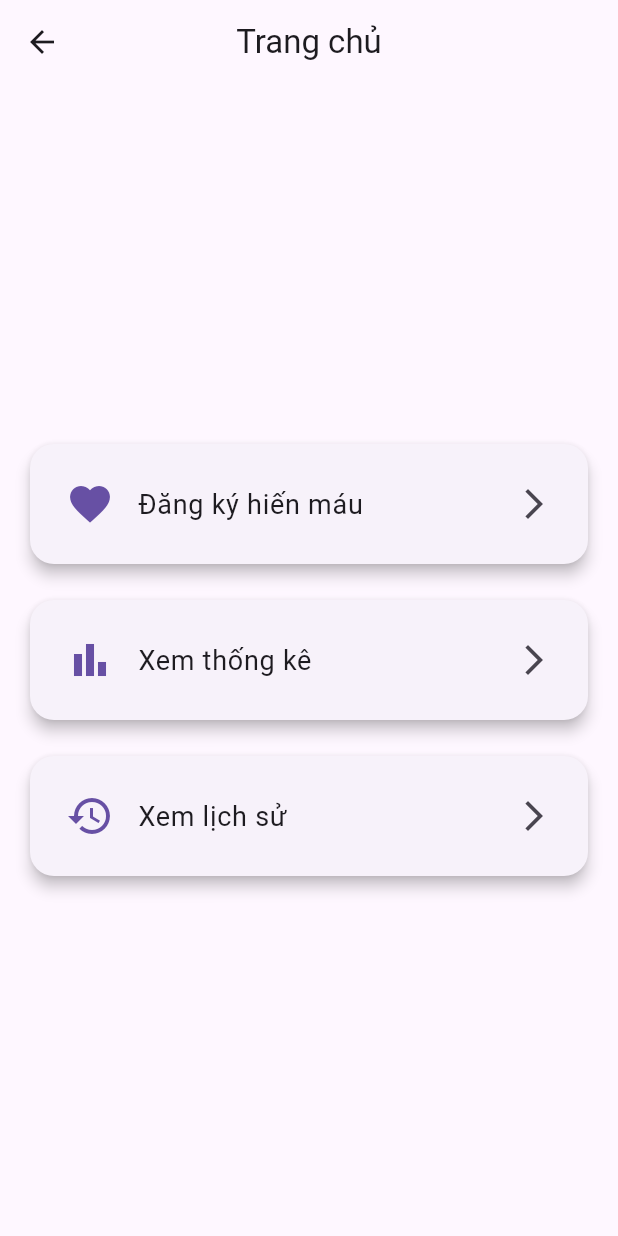
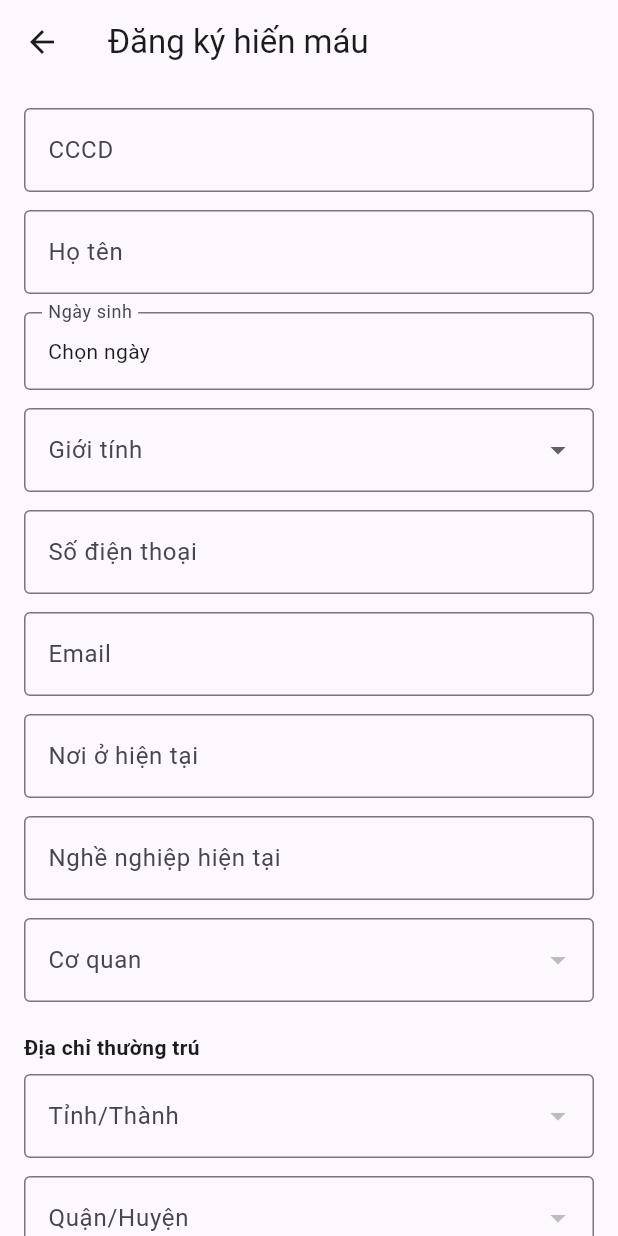
Before and after one commit to khue155k/hoichuthapdo_app, a Flutter app: the HomePage screen opened directly, after a tap on "Đăng ký hiến máu", on a phone screen of 412 x 824 dp. Run offline on Flutter 3.47's test engine with Material 3 defaults, Android fonts, the phone set to English and light mode, and no system bars; our stand-ins replace dio, flutter_dotenv, flutter_secure_storage; missing offline and left inert: dart_jsonwebtoken, onesignal_flutter; accounts and stored records are empty; network calls fail.

Commit message:
feat(DangKyHienMau): thêm màn hình đăng ký hiến máu

```diff
--- a/lib/main.dart
+++ b/lib/main.dart
@@ -35,7 +35,7 @@ class MyApp extends StatelessWidget {
     return MaterialApp(
       navigatorKey: navigatorKey,
       debugShowCheckedModeBanner: false,
-      title: 'Hội viên',
+      title: 'Hội chữ thập đỏ',
       theme: ThemeData(
         useMaterial3: true,
       ),
--- /dev/null
+++ b/lib/service/address_service.dart
@@ -0,0 +1,36 @@
+import 'dart:convert';
+import 'package:http/http.dart' as http;
+import '../api_config.dart';
+
+class AddressService {
+  final String apiUrl = ApiConfig.baseUrl;
+
+  Future<List<dynamic>> getProvinces() async {
+    final response = await http.get(Uri.parse('$apiUrl/Address/provinces'));
+    if (response.statusCode == 200) {
+      return jsonDecode(response.body);
+    } else {
+      throw Exception('Không lấy được danh sách tỉnh');
+    }
+  }
+
+  Future<List<dynamic>> getDistricts(String provinceId) async {
+    final response = await http.get(Uri.parse(
+        '$apiUrl/Address/districts/provinceId?provinceId=$provinceId'));
+    if (response.statusCode == 200) {
+      return jsonDecode(response.body);
+    } else {
+      throw Exception('Không lấy được danh sách huyện');
+    }
+  }
+
+  Future<List<dynamic>> getWards(String districtId) async {
+    final response = await http.get(
+        Uri.parse('$apiUrl/Address/wards/districtId?districtId=$districtId'));
+    if (response.statusCode == 200) {
+      return jsonDecode(response.body);
+    } else {
+      throw Exception('Không lấy được danh sách xã');
+    }
+  }
+}
--- a/lib/service/auth_service.dart
+++ b/lib/service/auth_service.dart
@@ -33,7 +33,6 @@ class AuthService {
           body: jsonEncode({'username': username, 'password': password}));
       if (response.statusCode == 200) {
         var resBody = jsonDecode(response.body);
-        debugPrint(resBody.toString());
 
         String token = resBody['data']['token'];
         await saveToken(token);
--- /dev/null
+++ b/lib/ui/dang_ky_HM.dart
@@ -0,0 +1,425 @@
+import 'package:flutter/material.dart';
+import '../service/address_service.dart';
+import '../service/auth_service.dart';
+import '../api_config.dart';
+import 'package:http/http.dart' as http;
+import 'dart:convert';
+
+class DangKyHienMauPage extends StatefulWidget {
+  const DangKyHienMauPage({super.key});
+
+  @override
+  State<DangKyHienMauPage> createState() => _DangKyHienMauPageState();
+}
+
+class _DangKyHienMauPageState extends State<DangKyHienMauPage> {
+  final _formKey = GlobalKey<FormState>();
+  final addressService = AddressService();
+  final authService = AuthService();
+
+  @override
+  void initState() {
+    super.initState();
+    fetchProvinces();
+    fetchCoQuan();
+    fetchTheTich();
+  }
+
+  String? gioiTinh, coQuan, theTich, tinh, huyen, xa;
+  final cccdController = TextEditingController();
+  final hoTenController = TextEditingController();
+  final sdtController = TextEditingController();
+  final emailController = TextEditingController();
+  final noiOController = TextEditingController();
+  final ngheNghiepController = TextEditingController();
+
+  final List<String> gioiTinhOptions = ['Nam', 'Nữ'];
+  List<dynamic> coQuanOptions = [];
+  List<dynamic> theTichOptions = [];
+
+  Future<List<dynamic>> getCoQuan() async {
+    final response = await http.get(Uri.parse('${ApiConfig.baseUrl}/DonVi'));
+    if (response.statusCode == 200) {
+      return jsonDecode(response.body)['data'];
+    } else {
+      throw Exception('Không lấy được danh sách cơ quan');
+    }
+  }
+
+  Future<void> fetchCoQuan() async {
+    coQuanOptions = await getCoQuan();
+    debugPrint(coQuanOptions.toString());
+    setState(() {});
+  }
+
+  Future<List<dynamic>> getTheTich() async {
+    final response =
+        await http.get(Uri.parse('${ApiConfig.baseUrl}/DotHienMau/TheTichMH'));
+    if (response.statusCode == 200) {
+      debugPrint(jsonDecode(response.body).toString());
+      return jsonDecode(response.body)['data'];
+    } else {
+      throw Exception('Không lấy được danh sách thê tích máu hiến');
+    }
+  }
+
+  Future<void> fetchTheTich() async {
+    theTichOptions = await getTheTich();
+    setState(() {});
+  }
+
+  List<dynamic> provinces = [];
+  List<dynamic> districts = [];
+  List<dynamic> wards = [];
+
+  String? selectedProvinceId;
+  String? selectedDistrictId;
+  String? selectedWardId;
+
+  Future<void> fetchProvinces() async {
+    provinces = await addressService.getProvinces();
+    setState(() {});
+  }
+
+  Future<void> fetchDistricts(String provinceId) async {
+    districts = await addressService.getDistricts(provinceId);
+    wards = [];
+    selectedDistrictId = null;
+    selectedWardId = null;
+    setState(() {});
+  }
+
+  Future<void> fetchWards(String districtId) async {
+    wards = await addressService.getWards(districtId);
+    selectedWardId = null;
+    setState(() {});
+  }
+
+  DateTime? selectedNgaySinh;
+  DateTime? selectedTGDangKy;
+
+  Future<void> _selectDate() async {
+    final DateTime? picked = await showDatePicker(
+      context: context,
+      initialDate: selectedNgaySinh ?? DateTime.now(),
+      firstDate: DateTime(1950),
+      lastDate: DateTime(2101),
+    );
+    if (picked != null) {
+      setState(() {
+        selectedNgaySinh = picked;
+      });
+    }
+  }
+
+  Future<String?> createTinhNguyenVien(Map<String, dynamic> data) async {
+    final url = Uri.parse('${ApiConfig.baseUrl}/TinhNguyenVien/createTNV');
+    try {
+      final token = await authService.getToken();
+
+      final res = await http.post(url,
+          headers: {
+            "Content-Type": "application/json",
+            "Authorization": "Bearer $token"
+          },
+          body: jsonEncode(data));
+
+      final body = jsonDecode(res.body);
+      if (res.statusCode == 200 && body['code'] == 200) {
+        return body['data']['id'];
+      } else {
+        ScaffoldMessenger.of(context).showSnackBar(
+            const SnackBar(content: Text('Có lỗi khi tạo tình nguyện viên')));
+      }
+    } catch (e) {
+      ScaffoldMessenger.of(context)
+          .showSnackBar(SnackBar(content: Text('Lỗi kết nối: $e')));
+    }
+    return null;
+  }
+
+  Future<bool> createTTHienMau(Map<String, dynamic> data) async {
+    final url = Uri.parse('${ApiConfig.baseUrl}/TTHienMau/createTTHienMau');
+    try {
+      final res = await http.post(url,
+          headers: {"Content-Type": "application/json"},
+          body: jsonEncode(data));
+      final body = jsonDecode(res.body);
+      if (res.statusCode == 200 && body['code'] == 200) {
+        return true;
+      } else {
+        ScaffoldMessenger.of(context).showSnackBar(
+            const SnackBar(content: Text('Có lỗi khi đăng ký hiến máu')));
+      }
+    } catch (e) {
+      ScaffoldMessenger.of(context)
+          .showSnackBar(SnackBar(content: Text('Lỗi kết nối: $e')));
+    }
+    return false;
+  }
+
+  @override
+  Widget build(BuildContext context) {
+    return Scaffold(
+      appBar: AppBar(title: const Text('Đăng ký hiến máu')),
+      body: SingleChildScrollView(
+        padding: const EdgeInsets.all(16.0),
+        child: Form(
+          key: _formKey,
+          child: Column(children: [
+            _buildTextField(label: 'CCCD', controller: cccdController),
+            _buildTextField(label: 'Họ tên', controller: hoTenController),
+            _buildDatePicker(),
+            _buildDropdown(
+                label: 'Giới tính',
+                value: gioiTinh,
+                items: gioiTinhOptions,
+                onChanged: (val) => setState(() => gioiTinh = val)),
+            _buildTextField(label: 'Số điện thoại', controller: sdtController),
+            _buildTextFieldNoR(label: 'Email', controller: emailController),
+            _buildTextField(
+                label: 'Nơi ở hiện tại', controller: noiOController),
+            _buildTextField(
+                label: 'Nghề nghiệp hiện tại',
+                controller: ngheNghiepController),
+            _buildDropdown(
+                label: 'Cơ quan',
+                value: coQuan,
+                items: coQuanOptions
+                    .map<String>((e) => e['tenDV'].toString())
+                    .toList(),
+                onChanged: (val) => setState(() => coQuan = val)),
+            const SizedBox(height: 8),
+            const Align(
+                alignment: Alignment.centerLeft,
+                child: Text("Địa chỉ thường trú",
+                    style: TextStyle(fontWeight: FontWeight.bold))),
+            const SizedBox(height: 8),
+            _buildDropdown(
+              label: 'Tỉnh/Thành',
+              value: tinh,
+              items:
+                  provinces.map<String>((e) => e['name'].toString()).toList(),
+              onChanged: (val) {
+                setState(() {
+                  tinh = val;
+                  huyen = null;
+                  xa = null;
+
+                  final selectedProvince =
+                      provinces.firstWhere((e) => e['name'] == val);
+                  selectedProvinceId =
+                      selectedProvince['provinceId'].toString();
+                  fetchDistricts(selectedProvinceId!);
+                });
+              },
+            ),
+            _buildDropdown(
+              label: 'Quận/Huyện',
+              value: huyen,
+              items:
+                  districts.map<String>((e) => e['name'].toString()).toList(),
+              onChanged: (val) {
+                setState(() {
+                  huyen = val;
+                  xa = null;
+
+                  final selectedDistrict =
+                      districts.firstWhere((e) => e['name'] == val);
+                  selectedDistrictId =
+                      selectedDistrict['districtId'].toString();
+                  fetchWards(selectedDistrictId!);
+                });
+              },
+            ),
+            _buildDropdown(
+              label: 'Phường/Xã',
+              value: xa,
+              items: wards.map<String>((e) => e['name'].toString()).toList(),
+              onChanged: (val) => setState(() {
+                xa = val;
+
+                final selectedWard = wards.firstWhere((e) => e['name'] == val);
+                selectedWardId = selectedWard['wardId'].toString();
+              }),
+            ),
+            _buildDateTimePicker(label: 'Thời gian đăng ký'),
+            _buildDropdown(
+                label: 'Thể tích',
+                value: theTich,
+                items: theTichOptions
+                    .map<String>((e) => e['label'].toString())
+                    .toList(),
+                onChanged: (val) => setState(() => theTich = val)),
+            const SizedBox(height: 20),
+            ElevatedButton(
+              onPressed: () async {
+                if (_formKey.currentState!.validate()) {
+                  final selectedCoQuan =
+                      coQuanOptions.firstWhere((e) => e['tenDV'] == coQuan);
+                  final selectedTheTich = theTichOptions
+                      .firstWhere((e) => e['label'].toString() == theTich);
+                  final selectedProvince =
+                      provinces.firstWhere((e) => e['name'] == tinh);
+                  final selectedDistrict =
+                      districts.firstWhere((e) => e['name'] == huyen);
+                  final selectedWard = wards.firstWhere((e) => e['name'] == xa);
+
+                  final tnData = {
+                    "hoTen": hoTenController.text,
+                    "ngaySinh": "${selectedNgaySinh!.toIso8601String()}",
+                    "cccd": cccdController.text,
+                    "gioiTinh": gioiTinh,
+                    "soDienThoai": sdtController.text,
+                    "email": emailController.text,
+                    "maTinhThanh": selectedProvince['provinceId'],
+                    "maQuanHuyen": selectedDistrict['districtId'],
+                    "maPhuongXa": selectedWard['wardId'],
+                    "soLanHien": 0
+                  };
+                  final cccd = await createTinhNguyenVien(tnData);
+                  if (cccd != null) {
+                    final hienMauData = {
+                      "id": 0,
+                      "maDot": 1,
+                      "CCCD": cccd,
+                      "maTheTich": selectedTheTich['value'],
+                      "maDV": selectedCoQuan['maDV'],
+                      "ngheNghiep": ngheNghiepController.text,
+                      "noiO": noiOController.text,
+                      "thoiGianDangKy": selectedTGDangKy!.toIso8601String(),
+                      "ketQua": "Chưa hiến"
+                    };
+
+                    final ok = await createTTHienMau(hienMauData);
+                    if (ok) {
+                      ScaffoldMessenger.of(context).showSnackBar(const SnackBar(
+                          content: Text('Gửi đăng ký thành công')));
+                      _formKey.currentState!.reset();
+                      setState(() {
+                        selectedNgaySinh = null;
+                        selectedTGDangKy = null;
+                        gioiTinh = coQuan = theTich = tinh = huyen = xa = null;
+                      });
+                    }
+                  }
+                } else {
+                  ScaffoldMessenger.of(context).showSnackBar(const SnackBar(
+                      content: Text('Vui lòng điền đầy đủ thông tin')));
+                }
+              },
+              child: const Text('Gửi đăng ký'),
+            )
+          ]),
+        ),
+      ),
+    );
+  }
+
+  Widget _buildTextField(
+      {required String label, required TextEditingController controller}) {
+    return Padding(
+      padding: const EdgeInsets.only(bottom: 12),
+      child: TextFormField(
+        controller: controller,
+        decoration: InputDecoration(
+            labelText: label, border: const OutlineInputBorder()),
+        validator: (value) =>
+            value == null || value.isEmpty ? 'Vui lòng nhập $label' : null,
+      ),
+    );
+  }
+
+  Widget _buildTextFieldNoR(
+      {required String label, required TextEditingController controller}) {
+    return Padding(
+      padding: const EdgeInsets.only(bottom: 12),
+      child: TextFormField(
+        controller: controller,
+        decoration: InputDecoration(
+            labelText: label, border: const OutlineInputBorder()),
+      ),
+    );
+  }
+
+  Widget _buildDropdown({
+    required String label,
+    required String? value,
+    required List<String> items,
+    required void Function(String?) onChanged,
+  }) {
+    return Padding(
+      padding: const EdgeInsets.only(bottom: 12),
+      child: DropdownButtonFormField<String>(
+        decoration: InputDecoration(
+            labelText: label, border: const OutlineInputBorder()),
+        value: value,
+        items: items
+            .map((e) => DropdownMenuItem(value: e, child: Text(e)))
+            .toList(),
+        onChanged: onChanged,
+        validator: (value) => value == null ? 'Vui lòng chọn $label' : null,
+      ),
+    );
+  }
+
+  Widget _buildDatePicker({String label = 'Ngày sinh'}) {
+    return Padding(
+      padding: const EdgeInsets.only(bottom: 12),
+      child: InkWell(
+        onTap: _selectDate,
+        child: InputDecorator(
+          decoration: InputDecoration(
+              labelText: label, border: const OutlineInputBorder()),
+          child: Text(
+            selectedNgaySinh != null
+                ? "${selectedNgaySinh!.day}/${selectedNgaySinh!.month}/${selectedNgaySinh!.year}"
+                : 'Chọn ngày',
+          ),
+        ),
+      ),
+    );
+  }
+
+  Widget _buildDateTimePicker({required String label}) {
+    return Padding(
+      padding: const EdgeInsets.only(bottom: 12),
+      child: InkWell(
+        onTap: () async {
+          final pickedDate = await showDatePicker(
+            context: context,
+            initialDate: selectedTGDangKy ?? DateTime.now(),
+            firstDate: DateTime.now().subtract(const Duration(days: 1)),
+            lastDate: DateTime(2101),
+          );
+          if (pickedDate != null) {
+            final pickedTime = await showTimePicker(
+              context: context,
+              initialTime: TimeOfDay.fromDateTime(DateTime.now()),
+            );
+            if (pickedTime != null) {
+              setState(() {
+                selectedTGDangKy = DateTime(
+                  pickedDate.year,
+                  pickedDate.month,
+                  pickedDate.day,
+                  pickedTime.hour,
+                  pickedTime.minute,
+                );
+              });
+            }
+          }
+        },
+        child: InputDecorator(
+          decoration: InputDecoration(
+              labelText: label, border: const OutlineInputBorder()),
+          child: Text(
+            selectedTGDangKy != null
+                ? "${selectedTGDangKy!.day}/${selectedTGDangKy!.month}/${selectedTGDangKy!.year} - ${selectedTGDangKy!.hour.toString().padLeft(2, '0')}:${selectedTGDangKy!.minute.toString().padLeft(2, '0')}"
+                : 'Chọn ngày và giờ',
+          ),
+        ),
+      ),
+    );
+  }
+}
--- a/lib/ui/home_page.dart
+++ b/lib/ui/home_page.dart
@@ -1,4 +1,5 @@
 import 'package:flutter/material.dart';
+import '../ui/dang_ky_HM.dart';
 
 class HomePage extends StatelessWidget {
   const HomePage({super.key});
@@ -20,7 +21,12 @@ class HomePage extends StatelessWidget {
               icon: Icons.favorite,
               title: 'Đăng ký hiến máu',
               onTap: () {
-                // Điều hướng tới màn hình đăng ký hiến máu
+                Navigator.push(
+                  context,
+                  MaterialPageRoute(
+                    builder: (context) => const DangKyHienMauPage(),
+                  ),
+                );
               },
             ),
             const SizedBox(height: 16),
@@ -29,7 +35,6 @@ class HomePage extends StatelessWidget {
               icon: Icons.bar_chart,
               title: 'Xem thống kê',
               onTap: () {
-                // Điều hướng tới màn hình thống kê
               },
             ),
             const SizedBox(height: 16),
@@ -38,7 +43,6 @@ class HomePage extends StatelessWidget {
               icon: Icons.history,
               title: 'Xem lịch sử',
               onTap: () {
-                // Điều hướng tới màn hình lịch sử
               },
             ),
           ],
@@ -49,13 +53,14 @@ class HomePage extends StatelessWidget {
 
   Widget _buildMenuCard(BuildContext context,
       {required IconData icon,
-        required String title,
-        required VoidCallback onTap}) {
+      required String title,
+      required VoidCallback onTap}) {
     return Card(
       shape: RoundedRectangleBorder(borderRadius: BorderRadius.circular(16)),
       elevation: 4,
       child: ListTile(
-        contentPadding: const EdgeInsets.symmetric(horizontal: 24, vertical: 12),
+        contentPadding:
+            const EdgeInsets.symmetric(horizontal: 24, vertical: 12),
         leading: Icon(icon, size: 32, color: Theme.of(context).primaryColor),
         title: Text(title, style: const TextStyle(fontSize: 18)),
         trailing: const Icon(Icons.arrow_forward_ios),
```
